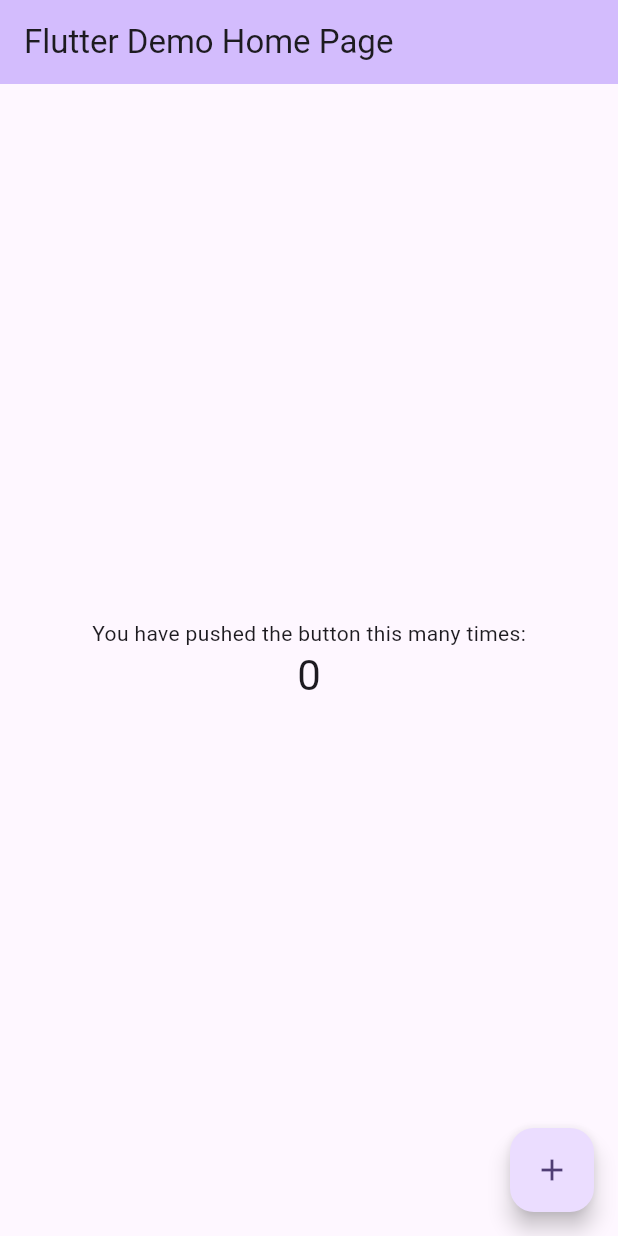
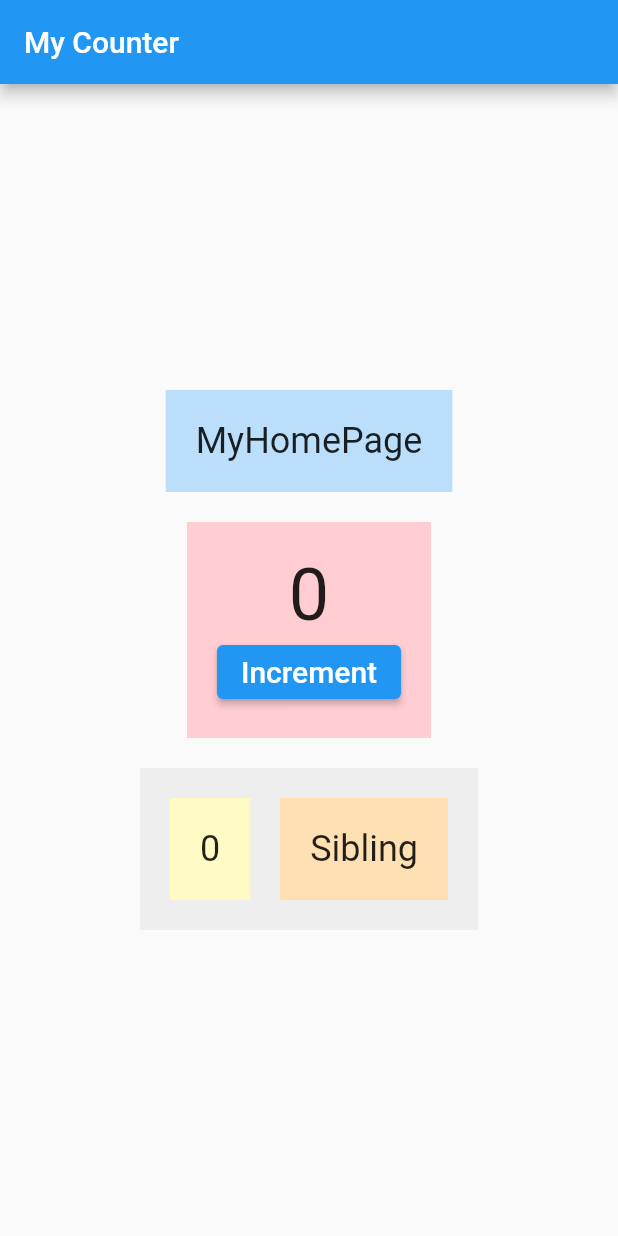
Before and after one commit to Bullets-jyr/provider_overview_01, a Flutter app: the screen it shows after launch, on a phone screen of 412 x 824 dp. Run offline on Flutter 3.47's test engine with Material 2 defaults, Android fonts, the phone set to English and light mode, and no system bars.

Commit message:
6. Provider 없이 state 관리하기 – 1

```diff
--- a/analysis_options.yaml
+++ b/analysis_options.yaml
@@ -7,7 +7,7 @@
 
 # The following line activates a set of recommended lints for Flutter apps,
 # packages, and plugins designed to encourage good coding practices.
-include: package:flutter_lints/flutter.yaml
+# include: package:flutter_lints/flutter.yaml
 
 linter:
   # The lint rules applied to this project can be customized in the
--- a/lib/main.dart
+++ b/lib/main.dart
@@ -11,115 +11,139 @@ class MyApp extends StatelessWidget {
   @override
   Widget build(BuildContext context) {
     return MaterialApp(
-      title: 'Flutter Demo',
+      title: 'Counter',
+      debugShowCheckedModeBanner: false,
       theme: ThemeData(
-        // This is the theme of your application.
-        //
-        // TRY THIS: Try running your application with "flutter run". You'll see
-        // the application has a blue toolbar. Then, without quitting the app,
-        // try changing the seedColor in the colorScheme below to Colors.green
-        // and then invoke "hot reload" (save your changes or press the "hot
-        // reload" button in a Flutter-supported IDE, or press "r" if you used
-        // the command line to start the app).
-        //
-        // Notice that the counter didn't reset back to zero; the application
-        // state is not lost during the reload. To reset the state, use hot
-        // restart instead.
-        //
-        // This works for code too, not just values: Most code changes can be
-        // tested with just a hot reload.
-        colorScheme: ColorScheme.fromSeed(seedColor: Colors.deepPurple),
-        useMaterial3: true,
+        primarySwatch: Colors.blue,
+        // colorScheme: ColorScheme.fromSeed(seedColor: Colors.deepPurple),
+        // useMaterial3: true,
       ),
-      home: const MyHomePage(title: 'Flutter Demo Home Page'),
+      home: const MyHomePage(),
     );
   }
 }
 
 class MyHomePage extends StatefulWidget {
-  const MyHomePage({super.key, required this.title});
-
-  // This widget is the home page of your application. It is stateful, meaning
-  // that it has a State object (defined below) that contains fields that affect
-  // how it looks.
-
-  // This class is the configuration for the state. It holds the values (in this
-  // case the title) provided by the parent (in this case the App widget) and
-  // used by the build method of the State. Fields in a Widget subclass are
-  // always marked "final".
-
-  final String title;
+  const MyHomePage({super.key});
 
   @override
   State<MyHomePage> createState() => _MyHomePageState();
 }
 
 class _MyHomePageState extends State<MyHomePage> {
-  int _counter = 0;
+  int counter = 0;
 
-  void _incrementCounter() {
+  void increment() {
     setState(() {
-      // This call to setState tells the Flutter framework that something has
-      // changed in this State, which causes it to rerun the build method below
-      // so that the display can reflect the updated values. If we changed
-      // _counter without calling setState(), then the build method would not be
-      // called again, and so nothing would appear to happen.
-      _counter++;
+      counter++;
     });
   }
 
   @override
   Widget build(BuildContext context) {
-    // This method is rerun every time setState is called, for instance as done
-    // by the _incrementCounter method above.
-    //
-    // The Flutter framework has been optimized to make rerunning build methods
-    // fast, so that you can just rebuild anything that needs updating rather
-    // than having to individually change instances of widgets.
     return Scaffold(
       appBar: AppBar(
-        // TRY THIS: Try changing the color here to a specific color (to
-        // Colors.amber, perhaps?) and trigger a hot reload to see the AppBar
-        // change color while the other colors stay the same.
-        backgroundColor: Theme.of(context).colorScheme.inversePrimary,
-        // Here we take the value from the MyHomePage object that was created by
-        // the App.build method, and use it to set our appbar title.
-        title: Text(widget.title),
+        title: Text('My Counter'),
       ),
       body: Center(
-        // Center is a layout widget. It takes a single child and positions it
-        // in the middle of the parent.
         child: Column(
-          // Column is also a layout widget. It takes a list of children and
-          // arranges them vertically. By default, it sizes itself to fit its
-          // children horizontally, and tries to be as tall as its parent.
-          //
-          // Column has various properties to control how it sizes itself and
-          // how it positions its children. Here we use mainAxisAlignment to
-          // center the children vertically; the main axis here is the vertical
-          // axis because Columns are vertical (the cross axis would be
-          // horizontal).
-          //
-          // TRY THIS: Invoke "debug painting" (choose the "Toggle Debug Paint"
-          // action in the IDE, or press "p" in the console), to see the
-          // wireframe for each widget.
           mainAxisAlignment: MainAxisAlignment.center,
-          children: <Widget>[
-            const Text(
-              'You have pushed the button this many times:',
+          children: [
+            Container(
+              color: Colors.blue[100],
+              padding: const EdgeInsets.all(20.0),
+              child: Text(
+                'MyHomePage',
+                style: TextStyle(fontSize: 24.0),
+              ),
             ),
-            Text(
-              '$_counter',
-              style: Theme.of(context).textTheme.headlineMedium,
-            ),
+            SizedBox(height: 20.0),
+            CounterA(),
+            SizedBox(height: 20.0),
+            Middle(),
           ],
         ),
       ),
-      floatingActionButton: FloatingActionButton(
-        onPressed: _incrementCounter,
-        tooltip: 'Increment',
-        child: const Icon(Icons.add),
-      ), // This trailing comma makes auto-formatting nicer for build methods.
     );
   }
 }
+
+class CounterA extends StatelessWidget {
+  const CounterA({super.key});
+
+  @override
+  Widget build(BuildContext context) {
+    return Container(
+      color: Colors.red[100],
+      padding: const EdgeInsets.all(20.0),
+      child: Column(
+        children: [
+          Text(
+            '0',
+            style: TextStyle(fontSize: 48.0),
+          ),
+          ElevatedButton(
+            onPressed: () {},
+            child: Text(
+              'Increment',
+              style: TextStyle(fontSize: 20.0),
+            ),
+          ),
+        ],
+      ),
+    );
+  }
+}
+
+class Middle extends StatelessWidget {
+  const Middle({super.key});
+
+  @override
+  Widget build(BuildContext context) {
+    return Container(
+      color: Colors.grey[200],
+      padding: const EdgeInsets.all(20.0),
+      child: Row(
+        mainAxisAlignment: MainAxisAlignment.center,
+        mainAxisSize: MainAxisSize.min,
+        children: [
+          CounterB(),
+          SizedBox(width: 20.0),
+          Sibling(),
+        ],
+      ),
+    );
+  }
+}
+
+class CounterB extends StatelessWidget {
+  const CounterB({super.key});
+
+  @override
+  Widget build(BuildContext context) {
+    return Container(
+      color: Colors.yellow[100],
+      padding: const EdgeInsets.all(20.0),
+      child: Text(
+        '0',
+        style: TextStyle(fontSize: 24.0),
+      ),
+    );
+  }
+}
+
+class Sibling extends StatelessWidget {
+  const Sibling({super.key});
+
+  @override
+  Widget build(BuildContext context) {
+    return Container(
+      color: Colors.orange[100],
+      padding: const EdgeInsets.all(20.0),
+      child: Text(
+        'Sibling',
+        style: TextStyle(fontSize: 24.0),
+      ),
+    );;
+  }
+}
```
